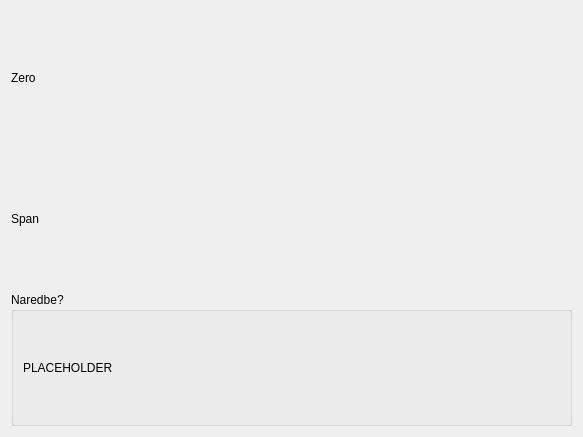
This is zerospan.ui in kluksa/kontrola-podataka as Qt 5 draws it before an edit. The edited form follows.
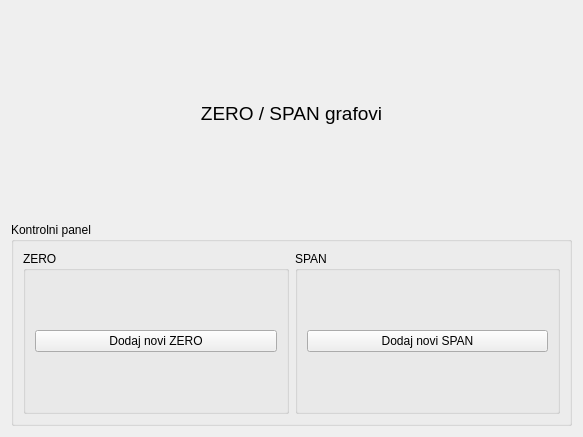
This is the edited form.

Commit message: Dodavanje funkcionalnosti na zero/span graf (sortiranje podataka ovisno da li je njihova vrijednost unutar nekih granica - hardcoded za sada). Prebacivanje propertisa zero i span grafova u glavnu mapu sa podacima sa izgledom grafova. Izbornik jos nije gotov.

Diff of the .ui file:
```diff
--- a/zerospan.ui
+++ b/zerospan.ui
@@ -15,33 +15,26 @@
   </property>
   <layout class="QVBoxLayout" name="verticalLayout">
    <item>
-    <widget class="QLabel" name="label">
-     <property name="sizePolicy">
-      <sizepolicy hsizetype="Preferred" vsizetype="Preferred">
-       <horstretch>0</horstretch>
-       <verstretch>0</verstretch>
-      </sizepolicy>
+    <widget class="QLabel" name="glavniLabel">
+     <property name="font">
+      <font>
+       <pointsize>14</pointsize>
+      </font>
      </property>
      <property name="text">
-      <string>Zero</string>
+      <string>ZERO / SPAN grafovi</string>
      </property>
+     <property name="alignment">
+      <set>Qt::AlignCenter</set>
+     </property>
     </widget>
    </item>
    <item>
-    <layout class="QVBoxLayout" name="zeroLayout"/>
-   </item>
-   <item>
-    <widget class="QLabel" name="label_2">
-     <property name="sizePolicy">
-      <sizepolicy hsizetype="Preferred" vsizetype="Preferred">
-       <horstretch>0</horstretch>
-       <verstretch>0</verstretch>
-      </sizepolicy>
+    <layout class="QVBoxLayout" name="spanLayout">
+     <property name="spacing">
+      <number>0</number>
      </property>
-     <property name="text">
-      <string>Span</string>
-     </property>
-    </widget>
+    </layout>
    </item>
    <item>
     <layout class="QVBoxLayout" name="spanLayout"/>
@@ -49,14 +42,39 @@
    <item>
     <widget class="QGroupBox" name="groupBox">
      <property name="title">
-      <string>Naredbe?</string>
+      <string>Kontrolni panel</string>
      </property>
      <layout class="QGridLayout" name="gridLayout">
       <item row="0" column="0">
-       <widget class="QLabel" name="label_3">
-        <property name="text">
-         <string>PLACEHOLDER</string>
+       <widget class="QGroupBox" name="groupBox_2">
+        <property name="title">
+         <string>ZERO</string>
         </property>
+        <layout class="QGridLayout" name="gridLayout_2">
+         <item row="0" column="0">
+          <widget class="QPushButton" name="pushButton">
+           <property name="text">
+            <string>Dodaj novi ZERO</string>
+           </property>
+          </widget>
+         </item>
+        </layout>
+       </widget>
+      </item>
+      <item row="0" column="1">
+       <widget class="QGroupBox" name="groupBox_3">
+        <property name="title">
+         <string>SPAN</string>
+        </property>
+        <layout class="QGridLayout" name="gridLayout_3">
+         <item row="0" column="0">
+          <widget class="QPushButton" name="pushButton_2">
+           <property name="text">
+            <string>Dodaj novi SPAN</string>
+           </property>
+          </widget>
+         </item>
+        </layout>
        </widget>
       </item>
      </layout>
```
Left out of the diff: 6 changed lines with no effect on the pictures. The commit also changes 12 other files.
